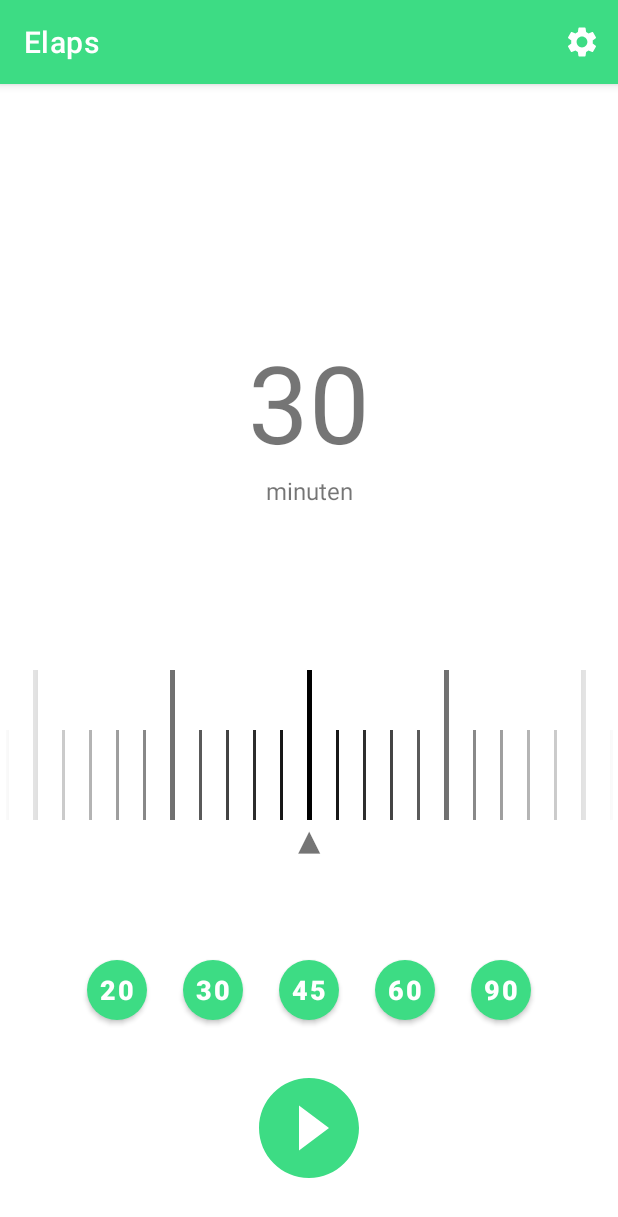
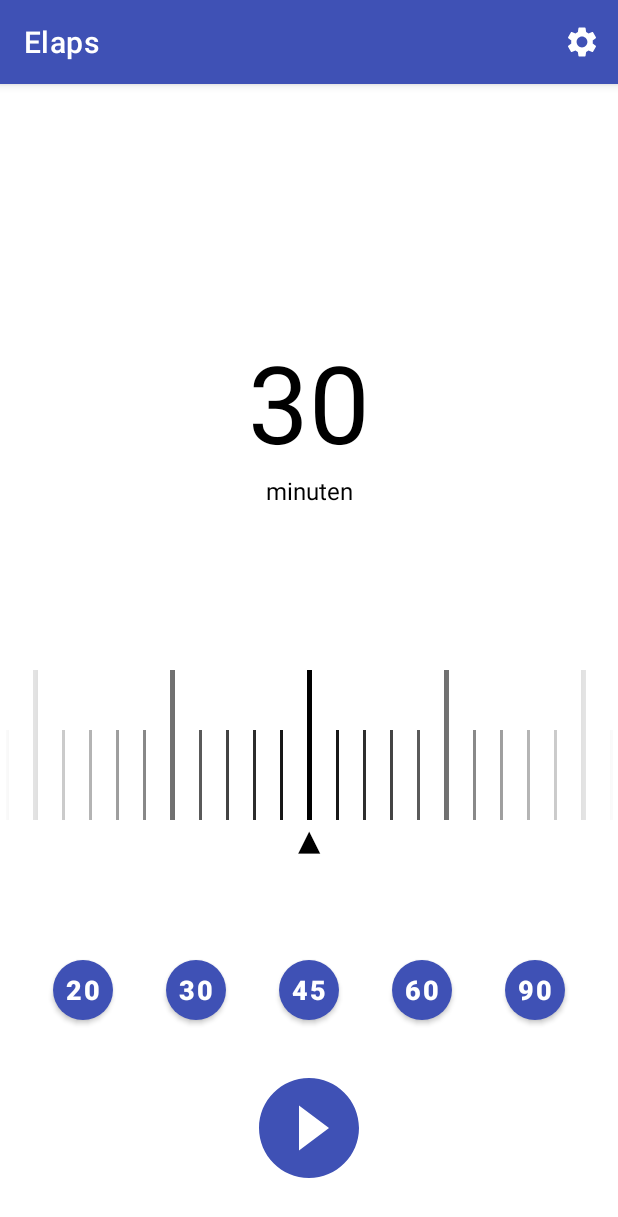
Before and after one commit to TimGW/Timr, an Android app: the screen it shows after launch (TimerSetupActivity), on a phone screen of 412 x 824 dp. Shown: the top 1217 px of the screen. Run offline under Robolectric (Android 15) with nearby library versions, the phone set to English and light mode, and no system bars.

Commit message:
tweaked nightmode colors

```diff
--- a/app/src/main/java/com/mittylabs/elaps/ui/main/TimerActivity.kt
+++ b/app/src/main/java/com/mittylabs/elaps/ui/main/TimerActivity.kt
@@ -1,12 +1,12 @@
 package com.mittylabs.elaps.ui.main
 
-import android.app.Activity
 import android.content.*
 import android.os.Bundle
 import android.os.IBinder
 import android.view.Menu
 import android.view.MenuItem
 import android.widget.CompoundButton
+import androidx.appcompat.app.AppCompatActivity
 import com.mittylabs.elaps.databinding.ActivityTimerBinding
 import com.mittylabs.elaps.service.Timer.extend
 import com.mittylabs.elaps.service.Timer.pause
@@ -18,7 +18,7 @@ import com.mittylabs.elaps.ui.main.TimerState.*
 import com.mittylabs.elaps.utils.blink
 import com.mittylabs.elaps.utils.toHumanFormat
 
-class TimerActivity : Activity() {
+class TimerActivity : AppCompatActivity() {
     private lateinit var onCheckedChangeListener: CompoundButton.OnCheckedChangeListener
     private lateinit var binding: ActivityTimerBinding
     private lateinit var timerState: TimerState
--- a/app/src/main/res/layout-land/activity_timer_settings.xml
+++ b/app/src/main/res/layout-land/activity_timer_settings.xml
@@ -67,37 +67,35 @@
         android:id="@+id/minutes_20"
         android:layout_width="@dimen/timer_preset_size"
         android:layout_height="@dimen/timer_preset_size"
-        android:layout_marginVertical="@dimen/timer_preset_margin"
-        app:cornerRadius="30dp"
+        android:insetLeft="0dp"
         android:insetTop="0dp"
+        android:insetRight="0dp"
         android:insetBottom="0dp"
-        android:insetLeft="0dp"
-        android:insetRight="0dp"
         android:padding="0dp"
         android:text="@string/minutes_20"
         android:textColor="@color/color_on_primary"
         android:textSize="@dimen/text_size_timer_preset"
         android:textStyle="bold"
+        app:cornerRadius="30dp"
         app:layout_constraintBottom_toTopOf="@+id/minutes_30"
         app:layout_constraintEnd_toEndOf="@+id/minutes_45"
         app:layout_constraintTop_toTopOf="parent"
-        app:layout_constraintVertical_chainStyle="packed" />
+        app:layout_constraintVertical_chainStyle="spread" />
 
     <com.google.android.material.button.MaterialButton
         android:id="@+id/minutes_30"
         android:layout_width="40dp"
         android:layout_height="40dp"
-        android:layout_marginVertical="@dimen/timer_preset_margin"
-        app:cornerRadius="30dp"
+        android:insetLeft="0dp"
         android:insetTop="0dp"
+        android:insetRight="0dp"
         android:insetBottom="0dp"
-        android:insetLeft="0dp"
-        android:insetRight="0dp"
         android:padding="0dp"
         android:text="@string/minutes_30"
         android:textColor="@color/color_on_primary"
         android:textSize="@dimen/text_size_timer_preset"
         android:textStyle="bold"
+        app:cornerRadius="30dp"
         app:layout_constraintBottom_toTopOf="@+id/minutes_45"
         app:layout_constraintEnd_toEndOf="@+id/minutes_45"
         app:layout_constraintTop_toBottomOf="@+id/minutes_20" />
@@ -106,18 +104,17 @@
         android:id="@+id/minutes_45"
         android:layout_width="@dimen/timer_preset_size"
         android:layout_height="@dimen/timer_preset_size"
-        android:layout_marginVertical="@dimen/timer_preset_margin"
         android:layout_marginEnd="32dp"
-        app:cornerRadius="30dp"
+        android:insetLeft="0dp"
         android:insetTop="0dp"
+        android:insetRight="0dp"
         android:insetBottom="0dp"
-        android:insetLeft="0dp"
-        android:insetRight="0dp"
         android:padding="0dp"
         android:text="@string/minutes_45"
         android:textColor="@color/color_on_primary"
         android:textSize="@dimen/text_size_timer_preset"
         android:textStyle="bold"
+        app:cornerRadius="30dp"
         app:layout_constraintBottom_toTopOf="@+id/minutes_60"
         app:layout_constraintEnd_toStartOf="@id/timer_start_button"
         app:layout_constraintTop_toBottomOf="@+id/minutes_30" />
@@ -126,17 +123,16 @@
         android:id="@+id/minutes_60"
         android:layout_width="@dimen/timer_preset_size"
         android:layout_height="@dimen/timer_preset_size"
-        android:layout_marginVertical="@dimen/timer_preset_margin"
-        app:cornerRadius="30dp"
+        android:insetLeft="0dp"
         android:insetTop="0dp"
+        android:insetRight="0dp"
         android:insetBottom="0dp"
-        android:insetLeft="0dp"
-        android:insetRight="0dp"
         android:padding="0dp"
         android:text="@string/minutes_60"
         android:textColor="@color/color_on_primary"
         android:textSize="@dimen/text_size_timer_preset"
         android:textStyle="bold"
+        app:cornerRadius="30dp"
         app:layout_constraintBottom_toTopOf="@+id/minutes_90"
         app:layout_constraintEnd_toEndOf="@+id/minutes_45"
         app:layout_constraintTop_toBottomOf="@+id/minutes_45" />
@@ -145,17 +141,16 @@
         android:id="@+id/minutes_90"
         android:layout_width="@dimen/timer_preset_size"
         android:layout_height="@dimen/timer_preset_size"
-        android:layout_marginVertical="@dimen/timer_preset_margin"
-        app:cornerRadius="30dp"
+        android:insetLeft="0dp"
         android:insetTop="0dp"
+        android:insetRight="0dp"
         android:insetBottom="0dp"
-        android:insetLeft="0dp"
-        android:insetRight="0dp"
         android:padding="0dp"
         android:text="@string/minutes_90"
         android:textColor="@color/color_on_primary"
         android:textSize="@dimen/text_size_timer_preset"
         android:textStyle="bold"
+        app:cornerRadius="30dp"
         app:layout_constraintBottom_toBottomOf="parent"
         app:layout_constraintEnd_toEndOf="@+id/minutes_45"
         app:layout_constraintTop_toBottomOf="@+id/minutes_60" />
--- a/app/src/main/res/layout/activity_timer_settings.xml
+++ b/app/src/main/res/layout/activity_timer_settings.xml
@@ -68,8 +68,6 @@
         android:id="@+id/minutes_20"
         android:layout_width="@dimen/timer_preset_size"
         android:layout_height="@dimen/timer_preset_size"
-        android:layout_marginLeft="@dimen/timer_preset_margin"
-        android:layout_marginRight="@dimen/timer_preset_margin"
         android:insetLeft="0dp"
         android:insetTop="0dp"
         android:insetRight="0dp"
@@ -84,15 +82,13 @@
         app:layout_constraintBottom_toBottomOf="@+id/minutes_30"
         app:layout_constraintEnd_toStartOf="@+id/minutes_30"
         app:layout_constraintHorizontal_bias="0.5"
-        app:layout_constraintHorizontal_chainStyle="packed"
+        app:layout_constraintHorizontal_chainStyle="spread"
         app:layout_constraintStart_toStartOf="parent" />
 
     <com.google.android.material.button.MaterialButton
         android:id="@+id/minutes_30"
         android:layout_width="40dp"
         android:layout_height="40dp"
-        android:layout_marginLeft="@dimen/timer_preset_margin"
-        android:layout_marginRight="@dimen/timer_preset_margin"
         android:insetLeft="0dp"
         android:insetTop="0dp"
         android:insetRight="0dp"
@@ -113,8 +109,6 @@
         android:id="@+id/minutes_45"
         android:layout_width="@dimen/timer_preset_size"
         android:layout_height="@dimen/timer_preset_size"
-        android:layout_marginLeft="@dimen/timer_preset_margin"
-        android:layout_marginRight="@dimen/timer_preset_margin"
         android:layout_marginBottom="32dp"
         android:insetLeft="0dp"
         android:insetTop="0dp"
@@ -136,8 +130,6 @@
         android:id="@+id/minutes_60"
         android:layout_width="@dimen/timer_preset_size"
         android:layout_height="@dimen/timer_preset_size"
-        android:layout_marginLeft="@dimen/timer_preset_margin"
-        android:layout_marginRight="@dimen/timer_preset_margin"
         android:insetLeft="0dp"
         android:insetTop="0dp"
         android:insetRight="0dp"
@@ -158,8 +150,6 @@
         android:id="@+id/minutes_90"
         android:layout_width="@dimen/timer_preset_size"
         android:layout_height="@dimen/timer_preset_size"
-        android:layout_marginLeft="12dp"
-        android:layout_marginRight="12dp"
         android:insetLeft="0dp"
         android:insetTop="0dp"
         android:insetRight="0dp"
--- a/app/src/main/res/values-night/colors.xml
+++ b/app/src/main/res/values-night/colors.xml
@@ -4,15 +4,13 @@
     <!--The same color values are defined for dark theme, but with values more appropriate for -->
     <!--low-luminance UIs. These colors will be used by night/themes.xml.-->
 
-    <color name="color_primary">#3DDC84</color>
-    <color name="color_primary_variant">#7affb4</color>
-    <color name="color_secondary">#3DDC84</color>
-    <color name="color_secondary_variant">#7affb4</color>
+    <color name="color_primary">#9FA8DA</color>
+    <color name="color_primary_variant">#6f79a8</color>
+    <color name="color_secondary">#9FA8DA</color>
+    <color name="color_secondary_variant">#6f79a8</color>
 
-    <!--  <color name="color_background">#18242B</color>-->
-    <!--  <color name="color_surface">#212b33</color>-->
-    <color name="color_background">#101D24</color>
-    <color name="color_surface">#222D36</color>
+    <color name="color_background">#121212</color>
+    <color name="color_surface">#1f1f1f</color>
     <color name="color_error">#cf6679</color>
 
     <color name="color_on_primary">#000000</color>
--- a/app/src/main/res/values/colors.xml
+++ b/app/src/main/res/values/colors.xml
@@ -6,10 +6,10 @@
     <!--colorPrimary colors map to components and elements, such as app bars and buttons. -->
     <!--colorSecondary colors are most often used as accents on components, such as FABs and -->
     <!--selection controls.-->
-    <color name="color_primary">#3DDC84</color>
-    <color name="color_primary_variant">#00a956</color>
-    <color name="color_secondary">#3DDC84</color>
-    <color name="color_secondary_variant">#00a956</color>
+    <color name="color_primary">#3f51b5</color>
+    <color name="color_primary_variant">#002984</color>
+    <color name="color_secondary">#ffab00</color>
+    <color name="color_secondary_variant">#c67c00</color>
 
     <!--colorBackground appears behind scrollable content and is used for the default window-->
     <!--background. colorSurface is mapped to the surface of components such as cards, sheets-->
@@ -22,7 +22,7 @@
     <!--"On" colors define how text, icons and strokes are colored in relation to the surface-->
     <!--on which they appear.-->
     <color name="color_on_primary">#ffffff</color>
-    <color name="color_on_secondary">#ffffff</color>
+    <color name="color_on_secondary">#000000</color>
     <color name="color_on_background">#000000</color>
     <color name="color_on_surface">#000000</color>
     <color name="color_on_error">#ffffff</color>
--- a/app/src/main/res/values/dimens.xml
+++ b/app/src/main/res/values/dimens.xml
@@ -18,7 +18,6 @@
     <dimen name="tag_height">24dp</dimen>
     <dimen name="text_size_timer_preset">18sp</dimen>
     <dimen name="timer_preset_size">40dp</dimen>
-    <dimen name="timer_preset_margin">12dp</dimen>
 
     <dimen name="padding_list_item_timer_slider">8dp</dimen>
 </resources>
--- a/app/src/main/res/values/themes.xml
+++ b/app/src/main/res/values/themes.xml
@@ -30,6 +30,8 @@
         <item name="colorOnSurface">@color/color_on_surface</item>
         <item name="colorOnError">@color/color_on_error</item>
 
+        <item name="android:textColor">@color/color_on_surface</item>
+
         <!--Material type attributes-->
         <item name="textAppearanceHeadline1">@style/TextAppearance.MyTheme.Headline1</item>
         <item name="textAppearanceHeadline2">@style/TextAppearance.MyTheme.Headline2</item>
@@ -51,12 +53,12 @@
     </style>
 
     <style name="Base.MaterialThemeBuilder" parent="Theme.MaterialComponents.DayNight">
-        <item name="android:windowLightStatusBar">true</item>
-        <item name="android:statusBarColor">@color/color_background</item>
+        <item name="android:windowLightStatusBar">false</item>
+        <item name="android:statusBarColor">@color/color_primary_variant</item>
 
         <item name="android:navigationBarColor">?android:colorBackground</item>
         <item name="android:windowLightNavigationBar" tools:ignore="NewApi">true</item>
-        <item name="android:navigationBarDividerColor" tools:ignore="NewApi">?colorControlHighlight</item>
+        <item name="android:navigationBarDividerColor" tools:ignore="NewApi">@color/color_background</item>
 
         <!--Remap legacy AppCompat attributes to MaterialComponent attributes-->
         <item name="colorPrimaryDark">?colorPrimaryVariant</item>
```
